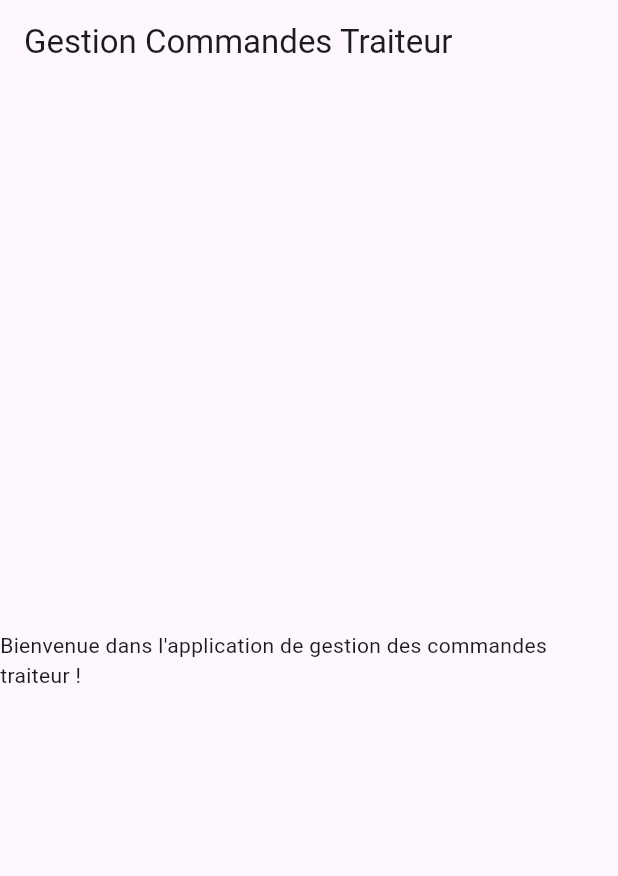
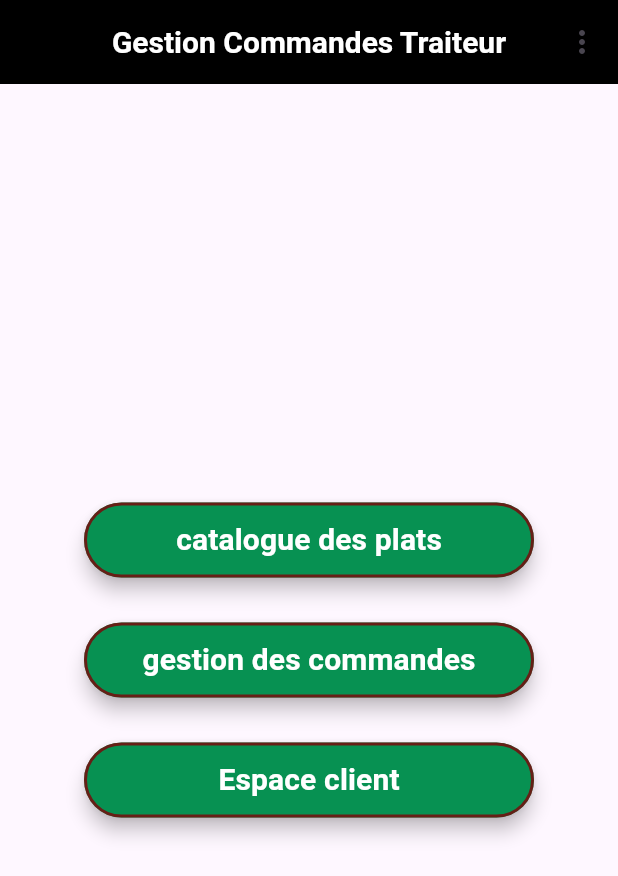
Before and after one commit to Pierre69210/traiteur_mastere, a Flutter app: the screen it shows after launch, on a phone screen of 412 x 824 dp. Shown: the top 876 px of the screen. Run offline on Flutter 3.47's test engine with Material 3 defaults, Android fonts, the phone set to English and light mode, and no system bars.

Commit message:
Création de la page

```diff
--- a/lib/main.dart
+++ b/lib/main.dart
@@ -17,7 +17,7 @@ class MyApp extends StatelessWidget {
         visualDensity : VisualDensity.adaptivePlatformDensity,
       ),
       locale : const Locale('fr','FR'),
-      debugShowCheckedModeBanner: true,
+      debugShowCheckedModeBanner: false,
       home: const HomeScreen(),
     );
   }
--- a/lib/views/home_screen.dart
+++ b/lib/views/home_screen.dart
@@ -6,11 +6,87 @@ class HomeScreen extends StatelessWidget{
     Widget build(BuildContext context){
         return Scaffold(
         appBar: AppBar(
-            title: const Text('Gestion Commandes Traiteur'),
+          backgroundColor: Colors.black,
+            title: Text('Gestion Commandes Traiteur',
+            style: monPropreStyleTexte,
+            ),
+            centerTitle: true,
+            actions: <Widget> [
+              PopupMenuButton(
+                itemBuilder: (BuildContext context)=> [
+                  const PopupMenuItem(
+                    value: 'Catalogue',
+                    child: ListTile(
+                      leading : Icon(Icons.food_bank),
+                      title: Text('Catalogue des plats'),
+                    ),
+                  ),
+                  const PopupMenuItem(
+                    value: 'commande',
+                    child: ListTile(
+                    leading : Icon(Icons.shopping_basket),
+                    title: Text('Gestion des commandes'),
+                    ),
+                  ),
+                    const PopupMenuItem(
+                      value: 'client',
+                      child :ListTile(
+                      leading: Icon(Icons.person_2),
+                      title: Text ('Espace client'),
+                    ),
+                  )
+                ],
+              )
+            ],
         ),
-        body: const Center(
-            child: Text('Bienvenue dans l\'application de gestion des commandes traiteur !'),
+        body: Center(
+            child: Column(
+              mainAxisAlignment: MainAxisAlignment.center,
+              children: <Widget>[
+                ElevatedButton(
+                  style: monPropreStyle,
+                  onPressed: () => {},
+                  child: Text('catalogue des plats',
+                  style: monPropreStyleTexte,),
+                  ),
+                const SizedBox(height: 30),
+                ElevatedButton(
+                  style: monPropreStyle,
+                  onPressed: () => {},
+                  child: Text('gestion des commandes',
+                  style: monPropreStyleTexte,),
+                  ),
+                const SizedBox(height: 30),
+                ElevatedButton(
+                  style: monPropreStyle,
+                  onPressed: () => {},
+                  child: Text('Espace client',
+                  style: monPropreStyleTexte,),
+                  ),
+              ],),
         ),
         );
     }
 }
+
+
+ButtonStyle monPropreStyle = ElevatedButton.styleFrom(
+  foregroundColor: Colors.white,
+    backgroundColor: const Color.fromARGB(255, 7, 145, 82),
+    minimumSize: const Size(300,50),
+    shape: const StadiumBorder(
+    side: BorderSide(
+      color: Color.fromARGB(221, 117, 13, 13),
+      width: 2.0,
+    ),
+  ),
+  padding: const EdgeInsets.symmetric(horizontal: 20, vertical: 10),
+  elevation: 5,
+);
+
+TextStyle monPropreStyleTexte = const TextStyle(
+  color: Colors.white,
+  fontSize: 20,
+  fontWeight: FontWeight.bold,
+  fontFamily: 'Roboto',
+);
```
